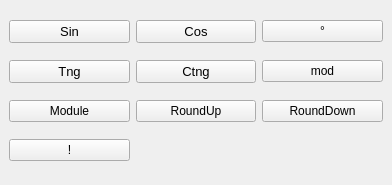
This is Calculator/Functions/functionswindow.ui in tqqqqt/SimpleCalculator as Qt 5 draws it before an edit. The edited form follows.
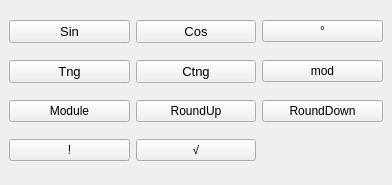
This is the edited form.

Commit message: add sqrt function in window

Patch:
```diff
--- a/Calculator/Functions/functionswindow.ui
+++ b/Calculator/Functions/functionswindow.ui
@@ -141,6 +141,18 @@
       </property>
      </widget>
     </item>
+    <item row="3" column="1">
+     <widget class="QPushButton" name="pushButton_sqrt">
+      <property name="font">
+       <font>
+        <pointsize>9</pointsize>
+       </font>
+      </property>
+      <property name="text">
+       <string>√</string>
+      </property>
+     </widget>
+    </item>
    </layout>
   </widget>
   <widget class="QMenuBar" name="menubar">
```
The commit also changes 1 other file.
